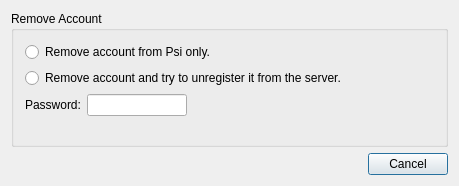
Qt form src/accountremove.ui (psi-im/psi) before a commit.
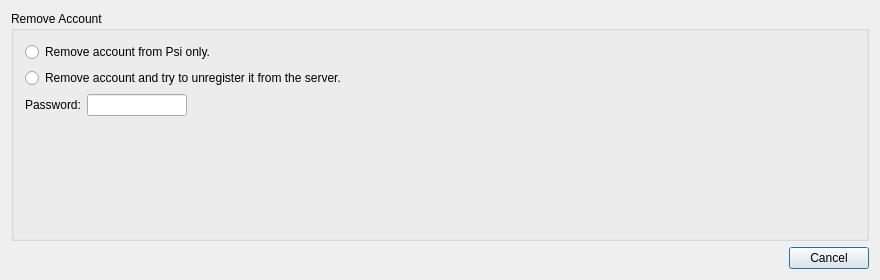
The same form after that commit. Custom widgets are drawn as their Qt base class.

What changed in the file:
```diff
--- a/src/accountremove.ui
+++ b/src/accountremove.ui
@@ -6,8 +6,8 @@
    <rect>
     <x>0</x>
     <y>0</y>
-    <width>459</width>
-    <height>186</height>
+    <width>880</width>
+    <height>280</height>
    </rect>
   </property>
   <property name="windowTitle">
```
